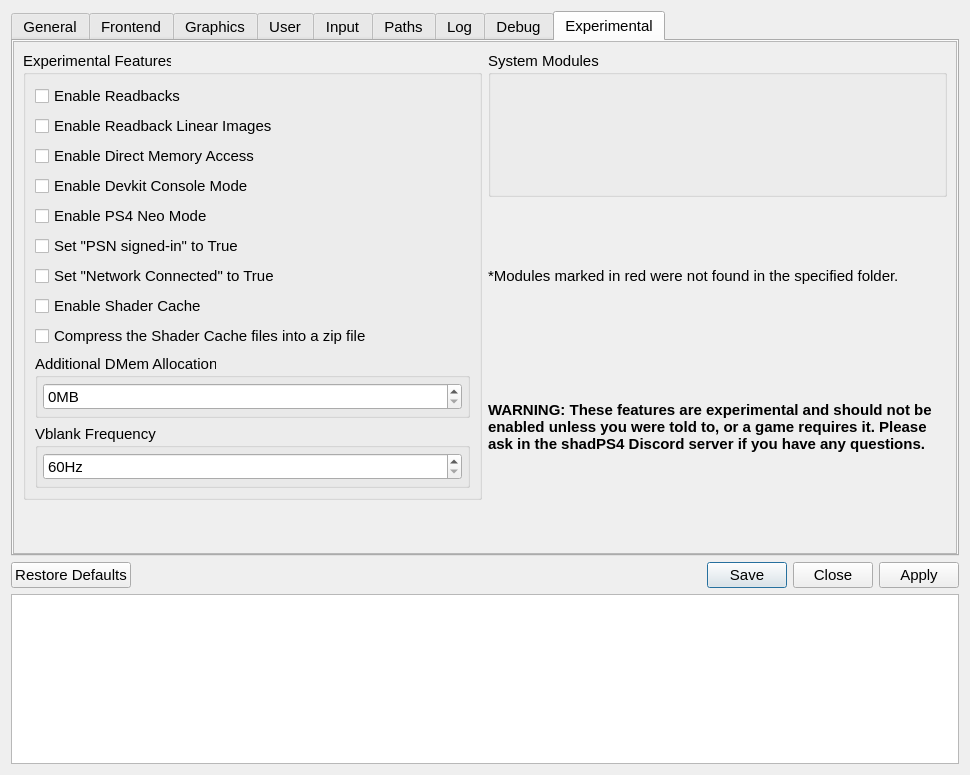
Above: src/qt_gui/settings_dialog.ui from shadps4-emu/shadps4-qtlauncher before the change. Below: the same form after it.
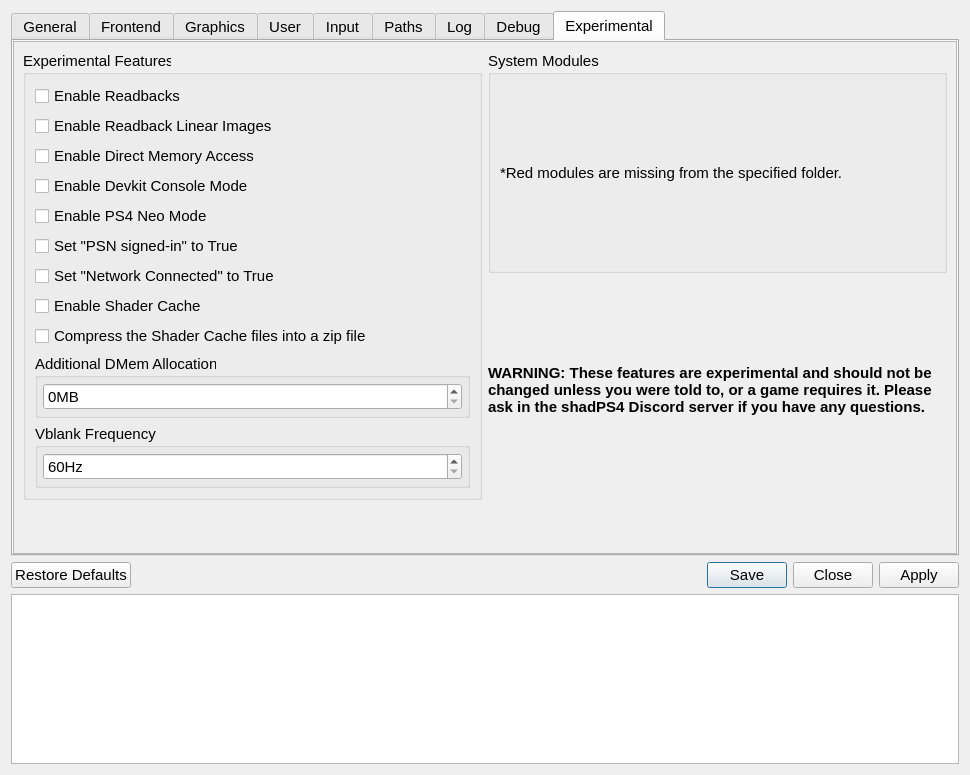
That is the form after the change. Icons and pictures are not drawn.

Commit message: descriptionText and label position

The edit to the form file:
```diff
--- a/src/qt_gui/settings_dialog.ui
+++ b/src/qt_gui/settings_dialog.ui
@@ -2671,9 +2671,6 @@
                    </property>
                   </layout>
                  </item>
-                </layout>
-               </widget>
-              </item>
               <item>
                <widget class="QLabel" name="label_moduleMissingNotice">
                 <property name="enabled">
@@ -2692,8 +2689,11 @@
                  </font>
                 </property>
                 <property name="text">
-                 <string>*Modules marked in red were not found in the specified folder.</string>
-                </property>
+                    <string>*Red modules are missing from the specified folder.</string>
+                   </property>
+                  </widget>
+                 </item>
+                </layout>
                </widget>
               </item>
               <item>
@@ -2723,7 +2723,7 @@
                  </font>
                 </property>
                 <property name="text">
-                 <string>WARNING: These features are experimental and should not be enabled unless you were told to, or a game requires it. Please ask in the shadPS4 Discord server if you have any questions.</string>
+                 <string>WARNING: These features are experimental and should not be changed unless you were told to, or a game requires it. Please ask in the shadPS4 Discord server if you have any questions.</string>
                 </property>
                 <property name="scaledContents">
                  <bool>false</bool>
```
Left out of the diff: 2 changed lines with no effect on the pictures. Lines whose indentation alone changed are shown as unchanged. The commit also changes 1 other file.
